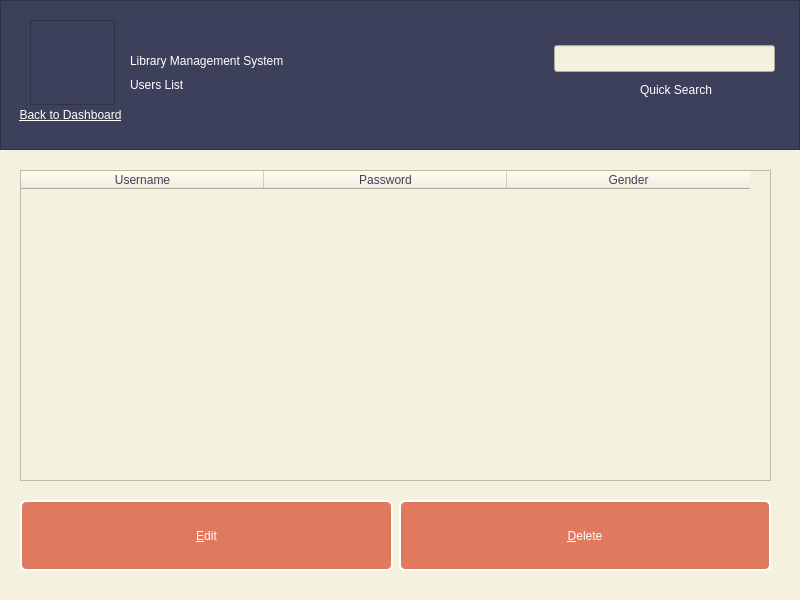
kianmajl/Library, file edit_user_profile.ui: the form before one commit.
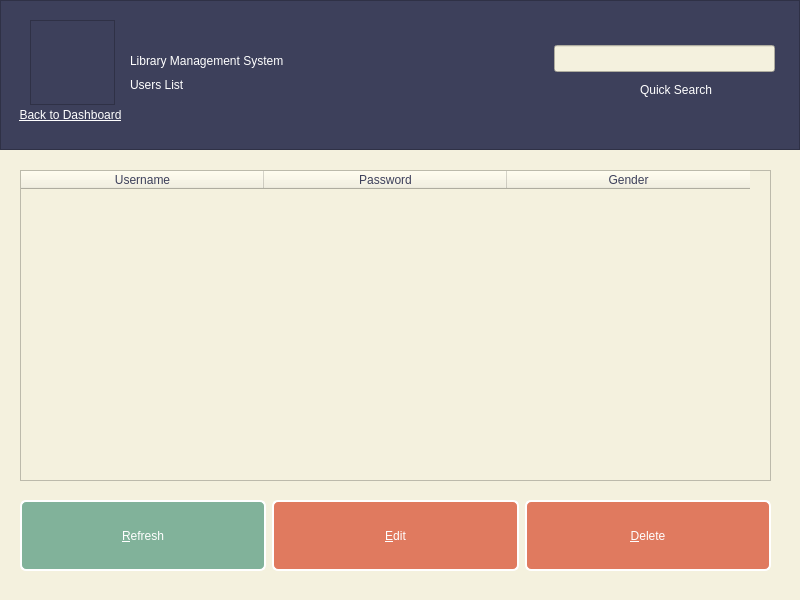
The form after the commit. Icons and pictures are not drawn.

Commit message: Complete edit_user_data & edit_user_profile classes

What changed in the file:
```diff
--- a/edit_user_profile.ui
+++ b/edit_user_profile.ui
@@ -34,6 +34,14 @@
 QPushButton:hover
 {
 	background-color: rgb(242, 204, 143);
+}
+QPushButton#pushButton_Refresh
+{
+	background-color: rgb(129, 178, 154);
+}
+QPushButton:hover#pushButton_Refresh
+{
+	background-color: rgb(242, 204, 143);
 }</string>
   </property>
   <widget class="QFrame" name="frame_top">
@@ -202,6 +210,19 @@
    </property>
    <layout class="QGridLayout" name="gridLayout">
     <item row="0" column="1">
+     <widget class="QPushButton" name="pushButton_edit">
+      <property name="sizePolicy">
+       <sizepolicy hsizetype="Expanding" vsizetype="Expanding">
+        <horstretch>0</horstretch>
+        <verstretch>0</verstretch>
+       </sizepolicy>
+      </property>
+      <property name="text">
+       <string>&amp;Edit</string>
+      </property>
+     </widget>
+    </item>
+    <item row="0" column="3">
      <widget class="QPushButton" name="pushButton_delete">
       <property name="sizePolicy">
        <sizepolicy hsizetype="Expanding" vsizetype="Expanding">
@@ -215,7 +236,7 @@
      </widget>
     </item>
     <item row="0" column="0">
-     <widget class="QPushButton" name="pushButton_edit">
+     <widget class="QPushButton" name="pushButton_Refresh">
       <property name="sizePolicy">
        <sizepolicy hsizetype="Expanding" vsizetype="Expanding">
         <horstretch>0</horstretch>
@@ -223,7 +244,7 @@
        </sizepolicy>
       </property>
       <property name="text">
-       <string>&amp;Edit</string>
+       <string>&amp;Refresh</string>
       </property>
      </widget>
     </item>
```
Left out of the diff: 3 changed lines with no effect on the pictures. The commit also changes 11 other files.
